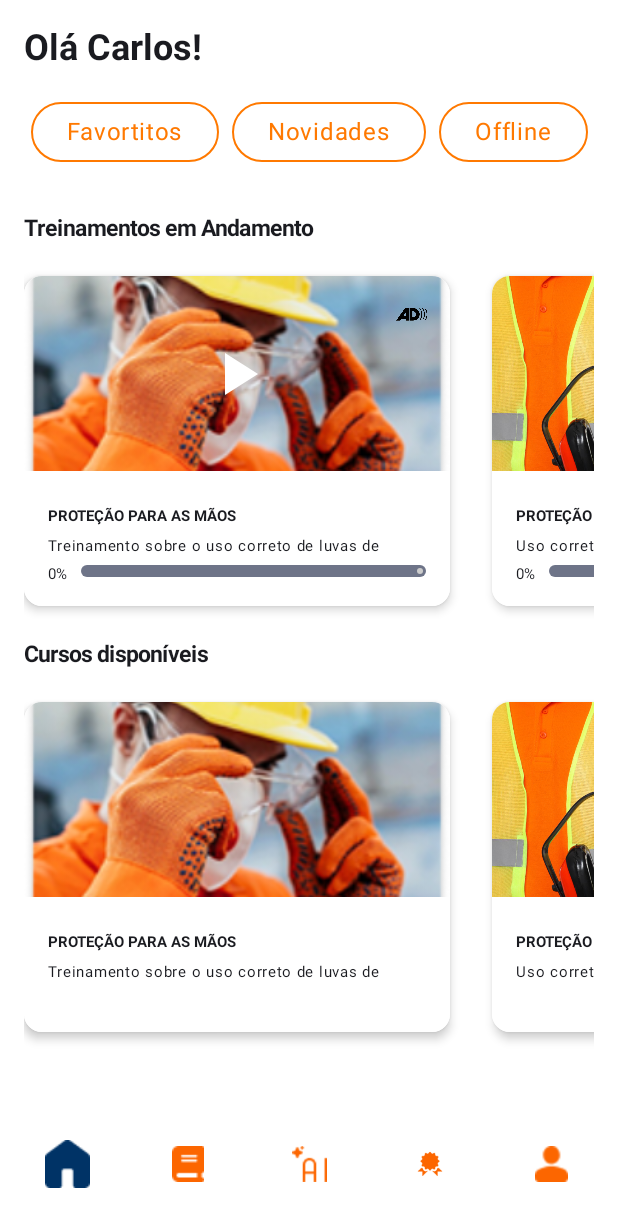
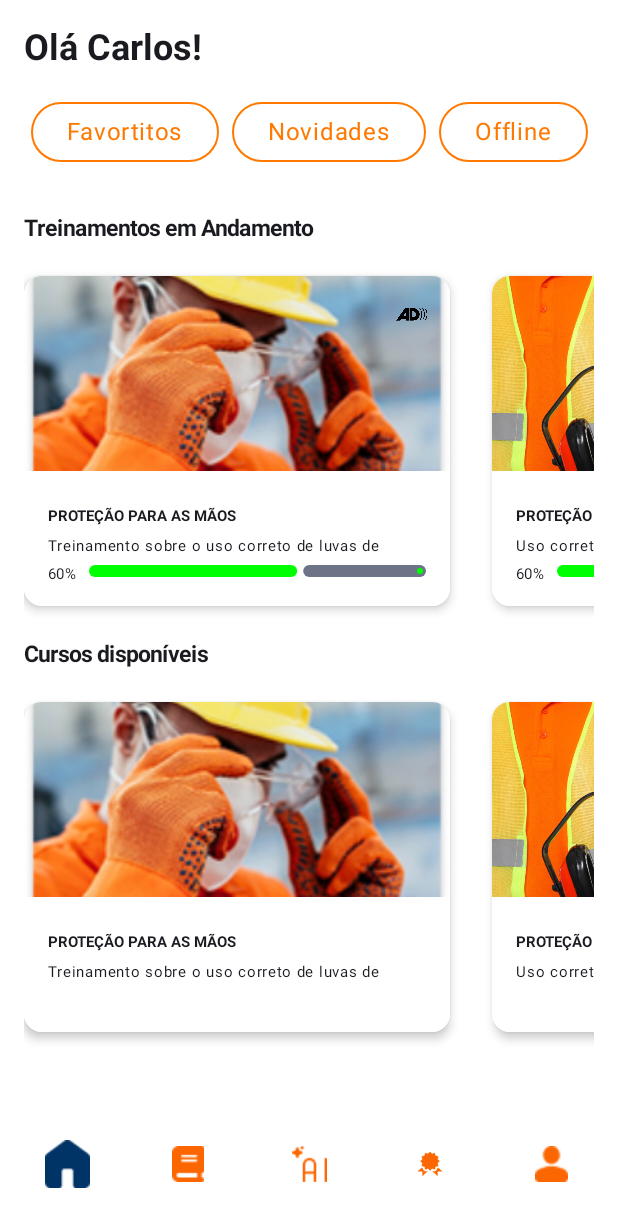
Before and after one commit to DEMODAY-TAFE/App, an Android app built with Jetpack Compose: the screen it shows after launch (MainActivity), after a tap on "Pular", on a phone screen of 412 x 824 dp. Shown: the top 1227 px of the screen. Run offline under Robolectric (Android 15) with nearby library versions, the phone set to English and light mode, and no system bars; our stand-ins replace accompanist.

Commit message:
alguns ajustes

```diff
--- a/app/src/main/java/com/example/tafers/chat/ChatViewModel.kt
+++ b/app/src/main/java/com/example/tafers/chat/ChatViewModel.kt
@@ -46,6 +46,8 @@ class ChatViewModel : ViewModel(), TextToSpeech.OnInitListener {
         viewModelScope.launch {
             val chat = generativeModel.startChat()
 
+            val prompt = "Você é um assistente virtual especializado em responder perguntas sobre o aplicativo TAFERS, sobre Segurança do Trabalho. Responda de forma clara e objetiva, mas sempre seja educada, sempre em português: $question"
+
             messageList.add(
                 MessageModel(
                     question,
@@ -53,7 +55,7 @@ class ChatViewModel : ViewModel(), TextToSpeech.OnInitListener {
                 )
             )
 
-            val response = chat.sendMessage(question)
+            val response = chat.sendMessage(prompt)
 
             messageList.add(
                 MessageModel(
--- a/app/src/main/java/com/example/tafers/repositorio.kt
+++ b/app/src/main/java/com/example/tafers/repositorio.kt
@@ -1,5 +1,10 @@
 // app/src/main/java/com/example/tafe/repositorio.kt
 package com.example.tafers
+
+data class CertificadoModel(
+    val titulo: String,
+    val imagemResId: Int
+)
 
 data class QuizQuestion(
     val pergunta: String,
@@ -14,7 +19,8 @@ data class CursoRepositorio(
     val categoria: String,
     val topicos: List<String>,
     val videoUrl: String? = null,
-    val quiz: List<QuizQuestion>
+    val quiz: List<QuizQuestion>,
+    val certificado: CertificadoModel
 )
 
 object CursosRepositorio {
@@ -37,6 +43,10 @@ object CursosRepositorio {
                     alternativas = listOf("Latex", "Kevlar", "Nitrile com malha de aço", "Algodão"),
                     respostaCorreta = 2
                 )
+            ),
+            certificado = CertificadoModel(
+                titulo = "Certificado de Proteção para as Mãos",
+                imagemResId = R.drawable.certificado_maos
             )
         ),
         CursoRepositorio(
@@ -57,6 +67,10 @@ object CursosRepositorio {
                     alternativas = listOf("10dB", "15dB", "20dB", "25dB"),
                     respostaCorreta = 2
                 )
+            ),
+            certificado = CertificadoModel(
+                titulo = "Certificado de Proteção para as Mãos",
+                imagemResId = R.drawable.certificado_maos
             )
         ),
         CursoRepositorio(
@@ -76,6 +90,10 @@ object CursosRepositorio {
                     alternativas = listOf("Arnês", "Casco", "Jugular", "Viseira"),
                     respostaCorreta = 3
                 )
+            ),
+            certificado = CertificadoModel(
+                titulo = "Certificado de Proteção para as Mãos",
+                imagemResId = R.drawable.certificado_maos
             )
         ),
         CursoRepositorio(
@@ -95,6 +113,10 @@ object CursosRepositorio {
                     alternativas = listOf("UV+", "W+", "IR-5", "EN166"),
                     respostaCorreta = 3
                 )
+            ),
+            certificado = CertificadoModel(
+                titulo = "Certificado de Proteção para as Mãos",
+                imagemResId = R.drawable.certificado_maos
             )
         ),
         CursoRepositorio(
@@ -114,6 +136,10 @@ object CursosRepositorio {
                     alternativas = listOf("1m", "1.5m", "2m", "6m"),
                     respostaCorreta = 1
                 )
+            ),
+            certificado = CertificadoModel(
+                titulo = "Certificado de Proteção para as Mãos",
+                imagemResId = R.drawable.certificado_maos
             )
         )
     )
--- a/app/src/main/java/com/example/tafers/telas/Inicial.kt
+++ b/app/src/main/java/com/example/tafers/telas/Inicial.kt
@@ -45,7 +45,8 @@ val listaTreinamentos = CursosRepositorio.cursos.map {
         categoria = it.categoria,
         topicos = it.topicos,
         videoUrl = it.videoUrl,
-        quiz = it.quiz
+        quiz = it.quiz,
+        certificado = it.certificado
     )
 }
 
@@ -63,7 +64,9 @@ fun ItemTreinamento(
     DisposableEffect(Unit) {
         tts = TextToSpeech(context) { status ->
             if (status == TextToSpeech.SUCCESS) {
-                tts?.language = Locale.getDefault()
+                tts?.language = Locale(
+                    "pt", "BR" // Define o idioma para Português do Brasil
+                )
             }
         }
         onDispose {
@@ -90,23 +93,16 @@ fun ItemTreinamento(
                         .height(130.dp),
                     contentScale = ContentScale.Crop
                 )
-                // Ícone de play centralizado
-                IconButton(
-                    onClick = { /* ação do play */ },
-                    modifier = Modifier
-                        .align(Alignment.Center)
-                        .size(48.dp)
-                ) {
-                    Icon(
-                        imageVector = Icons.Default.PlayArrow, // Use o ícone de play padrão
-                        contentDescription = "Play",
-                        tint = Color.White,
-                        modifier = Modifier.size(48.dp)
-                    )
-                }
                 // Botão de áudio no canto superior direito (mantido)
                 IconButton(
-                    onClick = { /* ação do áudio */ },
+                    onClick = {
+                        tts?.speak(
+                            curso.descricao,
+                            TextToSpeech.QUEUE_FLUSH,
+                            null,
+                            null
+                        )
+                    },
                     modifier = Modifier
                         .align(Alignment.TopEnd)
                         .padding(1.dp)
@@ -142,15 +138,15 @@ fun ItemTreinamento(
                     verticalAlignment = Alignment.CenterVertically
                 ){
                     Text(
-                        text = "0%",
+                        text = "60%",
                         fontSize = 10.sp,
                         style = MaterialTheme.typography.bodyMedium,
                     )
                     Spacer(modifier = Modifier.width(8.dp))
                     LinearProgressIndicator(
-                        progress = 0.0f,
+                        progress = 0.6f,
                         modifier = Modifier.fillMaxWidth().height(8.dp).background(Color.Transparent),
-                        color = Color.LightGray,
+                        color = Color.Green,
                     )
                 }
             }
--- a/app/src/main/java/com/example/tafers/telas/maodeobra/Cursos/QuizScreen.kt
+++ b/app/src/main/java/com/example/tafers/telas/maodeobra/Cursos/QuizScreen.kt
@@ -189,7 +189,7 @@ fun ResultadoFinal(acertos: Int, total: Int, navController: NavController) {
                 )
             }
             Button(
-                onClick = { navController.popBackStack() },
+                onClick = { navController.navigate("certificados") },
                 modifier = Modifier
                     .fillMaxWidth(0.8f)
                     .height(50.dp),
```
Also changed, not shown: app/src/main/java/com/example/tafers/chat/chact.kt (+27 -15 lines), app/src/main/java/com/example/tafers/telas/maodeobra/Cursos/TodosTreinamento.kt (+57 -29 lines), app/src/main/java/com/example/tafers/telas/maodeobra/certificado.kt (+79 -17 lines), 1 other file.
